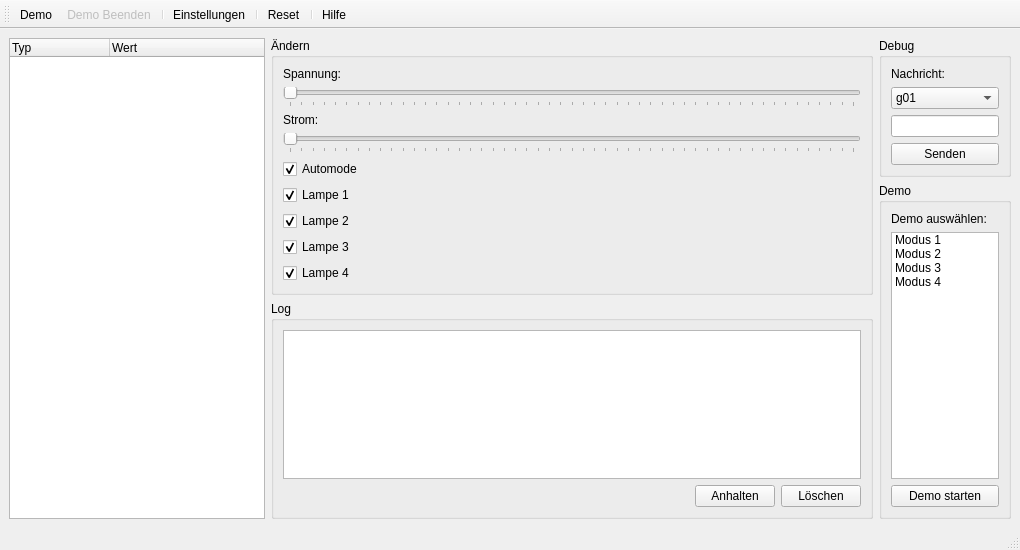
The window that Ladefahrrad_Python/gui/gui.ui (spaibs/eCARus-IT) describes before a commit, drawn with Qt 5.
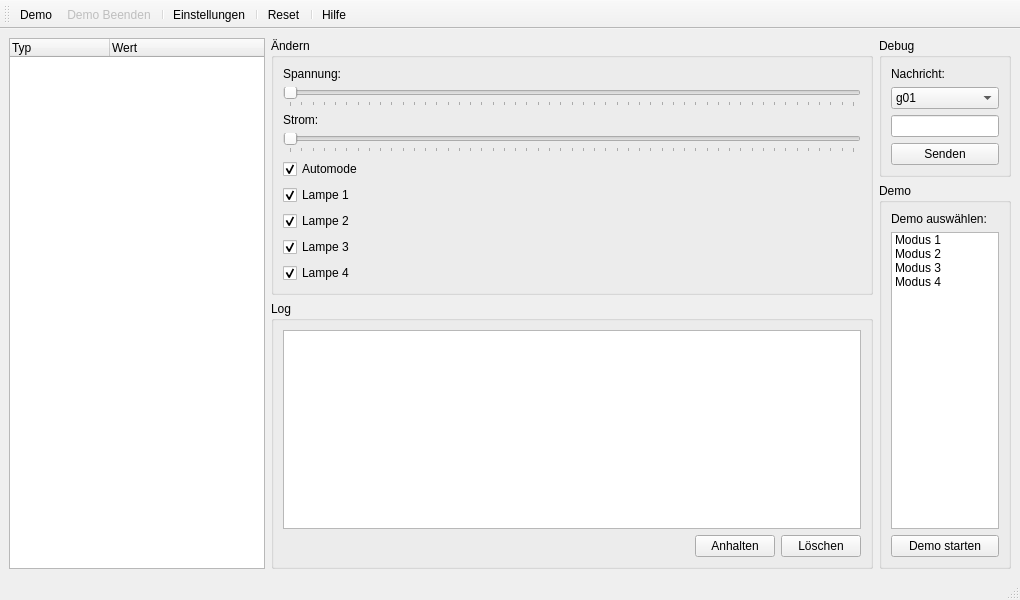
The same window after the commit. Icons and pictures are not drawn.

Diff of the .ui file:
```diff
--- a/Ladefahrrad_Python/gui/gui.ui
+++ b/Ladefahrrad_Python/gui/gui.ui
@@ -7,7 +7,7 @@
     <x>0</x>
     <y>0</y>
     <width>1020</width>
-    <height>550</height>
+    <height>600</height>
    </rect>
   </property>
   <property name="windowTitle">
```
